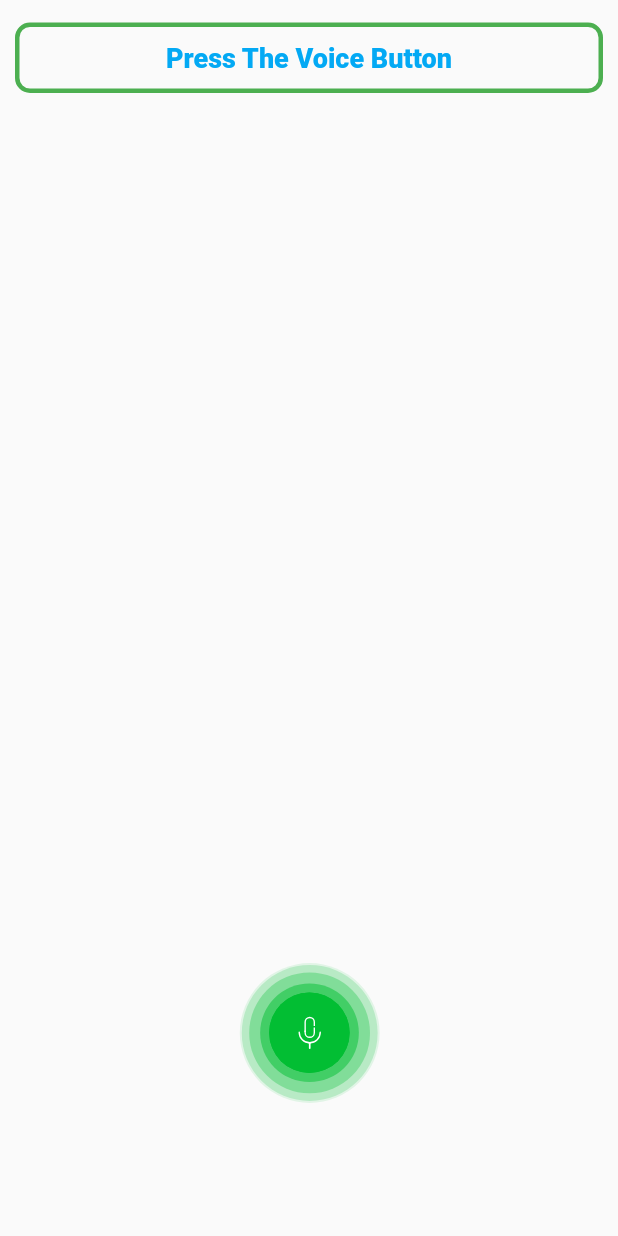
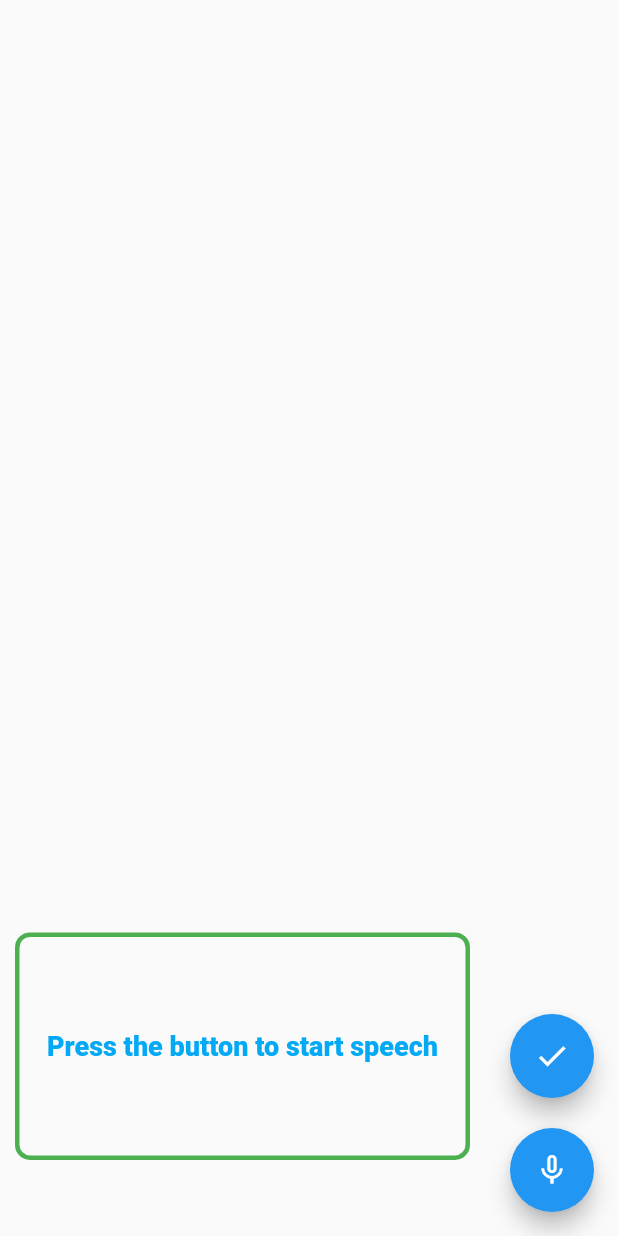
Before and after one commit to Dev-Adnani/VoiceGPT-Flutter, a Flutter app: the screen it shows after launch, on a phone screen of 412 x 824 dp. Run offline on Flutter 3.47's test engine with Material 2 defaults, Android fonts, the phone set to English and light mode, and no system bars; drawn by our look-alikes of avatar_glow; our stand-ins replace lottie, speech_to_text.

Commit message:
Mostly App Is Complete

```diff
--- a/lib/app/provider/app.provider.dart
+++ b/lib/app/provider/app.provider.dart
@@ -1,9 +1,11 @@
 import 'package:provider/provider.dart';
 import 'package:provider/single_child_widget.dart';
 import 'package:voicegpt/core/notifiers/openai.notifier.dart';
+import 'package:voicegpt/core/notifiers/speech.notifier.dart';
 
 class AppProvider {
   static List<SingleChildWidget> providers = [
     ChangeNotifierProvider(create: (_) => OpenAINotifier()),
+    ChangeNotifierProvider(create: (_) => SpeechNotifier()),
   ];
 }
--- a/lib/core/notifiers/openai.notifier.dart
+++ b/lib/core/notifiers/openai.notifier.dart
@@ -22,7 +22,8 @@ class OpenAINotifier with ChangeNotifier {
     _data = received;
     check = true;
 
-    print(userData);
     notifyListeners();
+    // ignore: use_build_context_synchronously
+    Navigator.pop(context);
   }
 }
--- /dev/null
+++ b/lib/core/notifiers/speech.notifier.dart
@@ -0,0 +1,27 @@
+import 'package:flutter/material.dart';
+import 'package:speech_to_text/speech_to_text.dart' as stt;
+
+class SpeechNotifier with ChangeNotifier {
+  final stt.SpeechToText _speechToText = stt.SpeechToText();
+  bool _isListenting = false;
+  bool get getIsListening => _isListenting;
+  String _textSpeech = "Press the button to start speech";
+  String get getTextSpeech => _textSpeech;
+
+  void onListen() async {
+    bool avail = await _speechToText.initialize();
+    notifyListeners();
+
+    if (avail) {
+      _isListenting = true;
+      _speechToText.listen(onResult: (val) {
+        _textSpeech = val.recognizedWords;
+        notifyListeners();
+      });
+    } else {
+      _isListenting = false;
+      _speechToText.stop();
+      notifyListeners();
+    }
+  }
+}
--- a/lib/presentation/screens/homeView/home.view.dart
+++ b/lib/presentation/screens/homeView/home.view.dart
@@ -1,8 +1,9 @@
+import 'package:avatar_glow/avatar_glow.dart';
 import 'package:flutter/material.dart';
-import 'package:lottie/lottie.dart';
 import 'package:provider/provider.dart';
-import 'package:voicegpt/app/constants/app.animation.dart';
 import 'package:voicegpt/core/notifiers/openai.notifier.dart';
+import 'package:voicegpt/core/notifiers/speech.notifier.dart';
+import 'package:voicegpt/presentation/widgets/loader.dart';
 
 class HomeView extends StatelessWidget {
   const HomeView({super.key});
@@ -10,6 +11,8 @@ class HomeView extends StatelessWidget {
   @override
   Widget build(BuildContext context) {
     double height = MediaQuery.of(context).size.height / 815;
+    double width = MediaQuery.of(context).size.width / 815;
+
     return Scaffold(
       body: SafeArea(
         child: SingleChildScrollView(
@@ -19,28 +22,8 @@ class HomeView extends StatelessWidget {
               builder: (context, notifier, _) {
                 return Column(
                   children: [
-                    Container(
-                      margin: const EdgeInsets.all(10),
-                      padding: const EdgeInsets.all(10),
-                      alignment: Alignment.center,
-                      decoration: BoxDecoration(
-                        border: Border.all(color: Colors.green, width: 3.0),
-                        borderRadius: const BorderRadius.all(
-                          Radius.circular(10.0),
-                        ),
-                      ),
-                      child: const Text(
-                        "Press The Voice Button",
-                        style: TextStyle(
-                          inherit: false,
-                          fontSize: 18.0,
-                          fontWeight: FontWeight.w800,
-                          color: Colors.lightBlue,
-                        ),
-                      ),
-                    ),
                     SizedBox(
-                        height: height * 560,
+                        height: height * 600,
                         child: notifier.getCheck
                             ? ListView.builder(
                                 shrinkWrap: true,
@@ -60,19 +43,32 @@ class HomeView extends StatelessWidget {
                                 },
                               )
                             : null),
-                    InkWell(
-                      child: Lottie.asset(
-                        AppAnimation.noPush,
-                        width: 100,
-                        height: 100,
-                        fit: BoxFit.fill,
+                    Align(
+                      alignment: Alignment.bottomLeft,
+                      child: Container(
+                        height: height * 150,
+                        width: width * 600,
+                        margin: const EdgeInsets.all(10),
+                        alignment: Alignment.center,
+                        decoration: BoxDecoration(
+                          border: Border.all(color: Colors.green, width: 3.0),
+                          borderRadius: const BorderRadius.all(
+                            Radius.circular(10.0),
+                          ),
+                        ),
+                        child: Consumer<SpeechNotifier>(
+                            builder: (builder, notifier, _) {
+                          return Text(
+                            notifier.getTextSpeech,
+                            style: const TextStyle(
+                              inherit: false,
+                              fontSize: 18.0,
+                              fontWeight: FontWeight.w800,
+                              color: Colors.lightBlue,
+                            ),
+                          );
+                        }),
                       ),
-                      onTap: () async {
-                        await notifier.getResponse(
-                            parameter:
-                                "Tell me something About Lionel Messi in Depth",
-                            context: context);
-                      },
                     ),
                   ],
                 );
@@ -81,6 +77,49 @@ class HomeView extends StatelessWidget {
           ),
         ),
       ),
+      floatingActionButton: Column(
+        mainAxisAlignment: MainAxisAlignment.end,
+        children: [
+          Consumer<OpenAINotifier>(builder: (context, notifier, _) {
+            return FloatingActionButton(
+              onPressed: () async {
+                SpeechNotifier speechNotifier =
+                    Provider.of<SpeechNotifier>(context, listen: false);
+                showLoaderDialog(context);
+                await notifier.getResponse(
+                  parameter: speechNotifier.getTextSpeech,
+                  context: context,
+                );
+              },
+              child: const Center(
+                child: Icon(Icons.check),
+              ),
+            );
+          }),
+          const SizedBox(
+            height: 20,
+          ),
+          Consumer<SpeechNotifier>(builder: (context, notifier, _) {
+            return FloatingActionButton(
+              onPressed: () {
+                notifier.onListen();
+              },
+              child: AvatarGlow(
+                animate: notifier.getIsListening,
+                endRadius: 80,
+                glowColor: Theme.of(context).primaryColor,
+                duration: const Duration(milliseconds: 2000),
+                repeatPauseDuration: const Duration(milliseconds: 100),
+                repeat: true,
+                child: Center(
+                  child: Icon(
+                      notifier.getIsListening ? Icons.mic : Icons.mic_none),
+                ),
+              ),
+            );
+          }),
+        ],
+      ),
     );
   }
 }
--- a/lib/presentation/screens/splashView/splash.view.dart
+++ b/lib/presentation/screens/splashView/splash.view.dart
@@ -24,7 +24,7 @@ class _SplashViewState extends State<SplashView> {
   @override
   Widget build(BuildContext context) {
     return Scaffold(
-      backgroundColor: Colors.black54,
+      backgroundColor: Colors.white,
       body: Center(
         child: Column(
           mainAxisAlignment: MainAxisAlignment.center,
--- a/pubspec.yaml
+++ b/pubspec.yaml
@@ -8,12 +8,14 @@ environment:
   sdk: ">=2.19.2 <3.0.0"
 
 dependencies:
+  avatar_glow: ^2.0.2
   cupertino_icons: ^1.0.2
   flutter:
     sdk: flutter
   http: ^0.13.5
   lottie: ^2.2.0
   provider: ^6.0.5
+  speech_to_text: ^6.1.1
 
 dev_dependencies:
   flutter_lints: ^2.0.0
```
Also changed, not shown: lib/core/api/openai.api.dart (+11 -5 lines), lib/presentation/widgets/loader.dart (added, +21 -0 lines), 16 other files.
